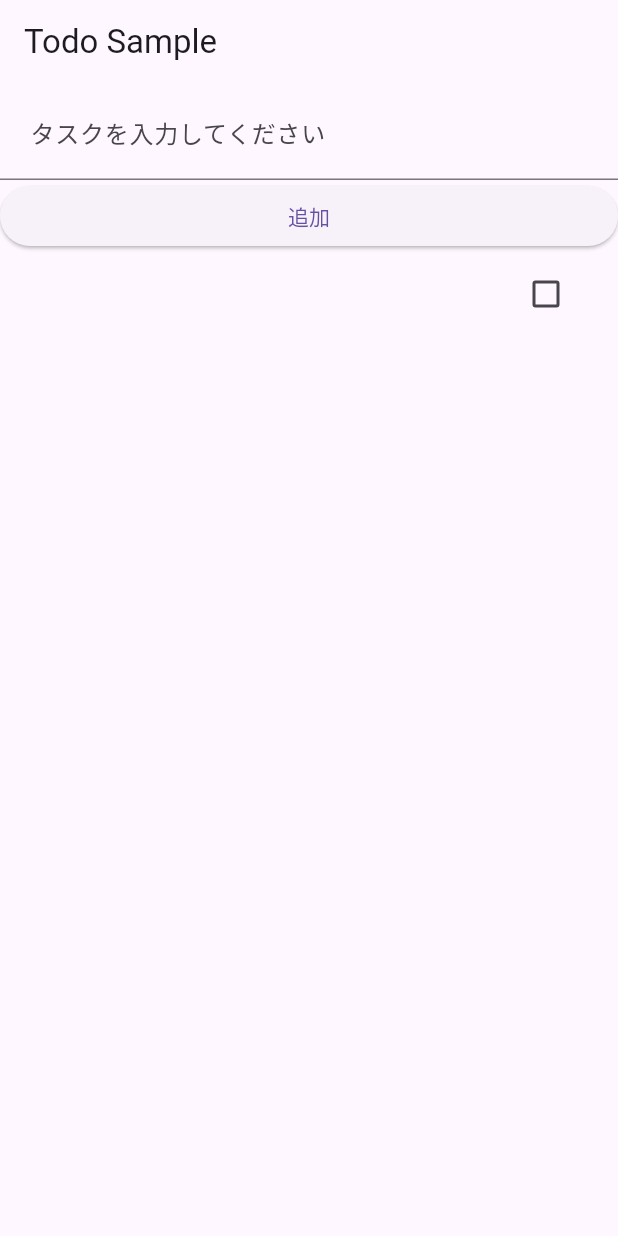
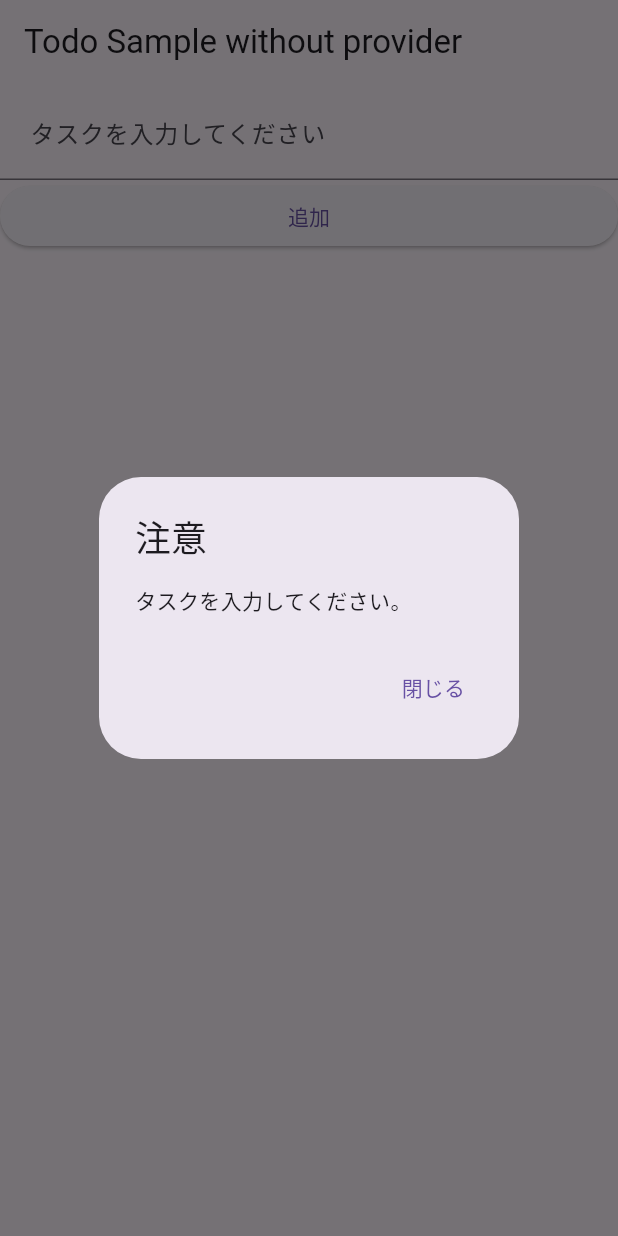
Before and after one commit to Naoya-Otani/flutter-sample-app, a Flutter app: the screen it shows after launch, after a tap on "追加", on a phone screen of 412 x 824 dp. Run offline on Flutter 3.47's test engine with Material 3 defaults, Android fonts, the phone set to English and light mode, and no system bars; our stand-ins replace freezed_annotation.

Commit message:
remade app without provider

```diff
--- a/lib/main.dart
+++ b/lib/main.dart
@@ -41,14 +41,23 @@
   ・freezedを使って実装する
 
   ・branch切ってproviderなしでtodoリストを実装してみる
+  -> StatefullWidgetで実装
 */
 
 import 'package:flutter/material.dart';
-import 'package:sample_app/todo.dart';
-import 'package:provider/provider.dart';
 
 void main() {
   runApp(const App());
+}
+
+class ToDo {
+  final String title;
+  bool checked;
+
+  ToDo({
+    required this.title,
+    this.checked = false,
+  });
 }
 
 class App extends StatelessWidget {
@@ -56,18 +65,13 @@ class App extends StatelessWidget {
 
   @override
   Widget build(BuildContext context) {
-    return MultiProvider(
-      providers: [
-        ChangeNotifierProvider(create: (_) => ToDoListModel()),
-      ],
-      child: MaterialApp(
+    return MaterialApp(
       debugShowCheckedModeBanner: false,
       title: 'Todo App',
       theme: ThemeData(
         primarySwatch: Colors.blue,
       ),
       home: const HomeScreen(),
-      ),
     );
   }
 }
@@ -83,13 +87,12 @@ class HomeScreen extends StatefulWidget {
 
 class _HomeScreenState extends State<HomeScreen> {
   final TextEditingController _todoController = TextEditingController();
+  List<ToDo> _todoList = [];
 
   @override
   Widget build(BuildContext context) {
-    final todoListModel = Provider.of<ToDoListModel>(context);
-
     return Scaffold(
-      appBar: AppBar(title: const Text('Todo Sample')),
+      appBar: AppBar(title: const Text('Todo Sample without provider')),
       body: Column(
         children: [
           TextField(
@@ -101,34 +104,88 @@ class _HomeScreenState extends State<HomeScreen> {
           ),
           ElevatedButton(
             onPressed: () {
-              todoListModel.addToDo(
-                _todoController.text,
-              );
-              _todoController.clear();
+              _addTodo();
             },
             child:
                 Container(alignment: Alignment.center, child: const Text('追加')),
           ),
           Expanded(
             child: ListView(
-            children: todoListModel.todoList.map((todo) {
+              children: _todoList.map((todo) {
                 return ListTile(
-                title: Text(todo.title,
-                    style: const TextStyle(fontSize: 18),
+                  title: Text(
+                    todo.title,
+                    style: todo.checked
+                        ? const TextStyle(
+                            fontSize: 18,
+                            decoration: TextDecoration.lineThrough)
+                        : const TextStyle(fontSize: 18),
                     textAlign: TextAlign.left,
                     overflow: TextOverflow.ellipsis,
-                    maxLines: 1),
-                trailing: Checkbox(
+                    maxLines: 1,
+                  ),
+                  trailing: Row(
+                    mainAxisSize: MainAxisSize.min,
+                    children: [
+                      Checkbox(
                         value: todo.checked,
                         onChanged: (bool? value) {
-                    todoListModel.deleteToDo(todo);
+                          _toggleTodoStatus(todo);
                         },
+                      ),
+                      IconButton(
+                        icon: Icon(Icons.delete),
+                        onPressed: () {
+                          _deleteTodo(todo);
+                        },
+                      ),
+                    ],
                   ),
                 );
               }).toList(),
-          )),
+            ),
+          ),
         ],
       ),
     );
   }
+
+  void _addTodo() {
+    if (_todoController.text.isEmpty) {
+      showDialog(
+        context: context,
+        builder: (BuildContext context) {
+          return AlertDialog(
+            title: const Text('注意'),
+            content: const Text('タスクを入力してください。'),
+            actions: [
+              TextButton(
+                onPressed: () {
+                  Navigator.of(context).pop();
+                },
+                child: const Text('閉じる'),
+              ),
+            ],
+          );
+        },
+      );
+      return;
     }
+    setState(() {
+      _todoList.add(ToDo(title: _todoController.text));
+      _todoController.clear();
+    });
+  }
+
+  void _deleteTodo(ToDo todo) {
+    setState(() {
+      _todoList.remove(todo);
+    });
+  }
+
+  void _toggleTodoStatus(ToDo todo) {
+    setState(() {
+      todo.checked = !todo.checked;
+    });
+  }
+}
```
Lines whose indentation alone changed are shown as unchanged.
